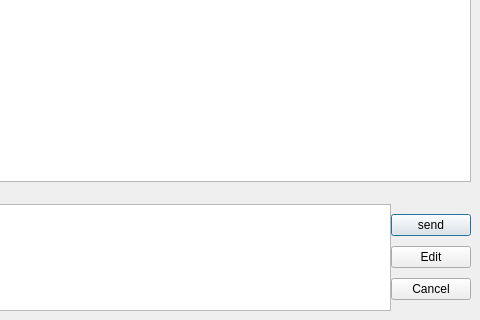
Open-MSS/MSS, file mslib/msui/ui/ui_mscolab_project_window.ui: the form before one commit; both pictures show x 387 to 867 and y 367 to 687 of the 867 by 687 pixel window.
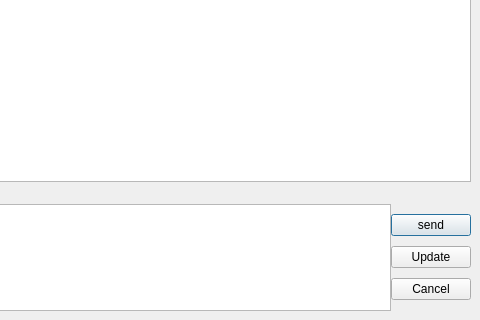
The form after the commit.

Commit message: added tests for delete and edit message in mscolab chat

```diff
--- a/mslib/msui/ui/ui_mscolab_project_window.ui
+++ b/mslib/msui/ui/ui_mscolab_project_window.ui
@@ -191,7 +191,7 @@
                 <item>
                  <widget class="QPushButton" name="editMessageBtn">
                   <property name="text">
-                   <string>Edit</string>
+                   <string>Update</string>
                   </property>
                  </widget>
                 </item>
```
The commit also changes 4 other files.
